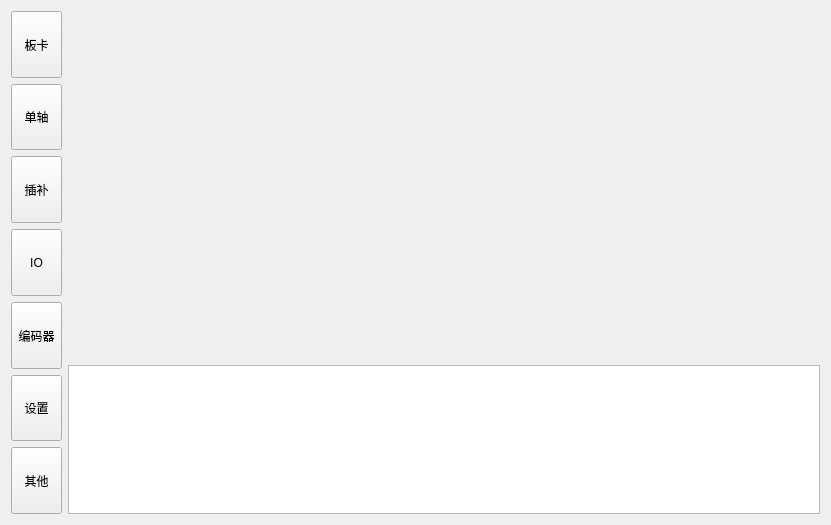
whisper512/GTS, file GTSController/GTSControllerWidget.ui: the form before one commit.
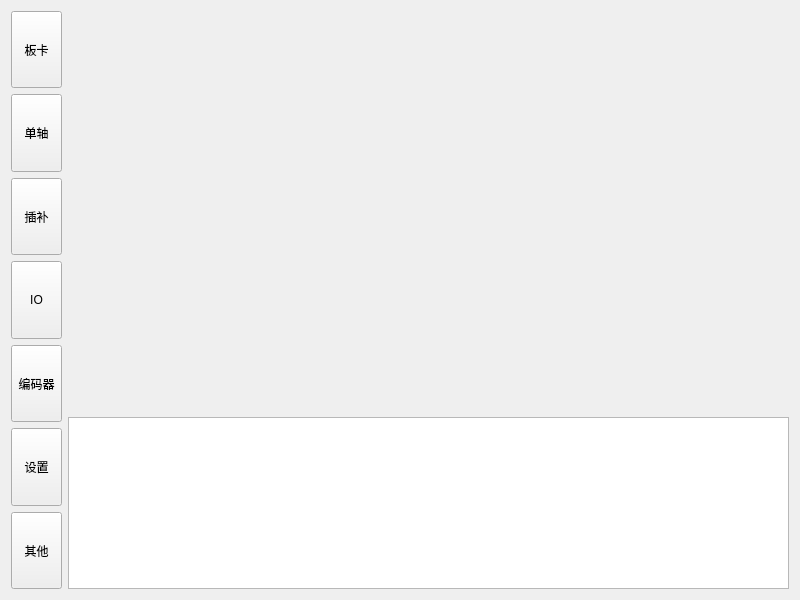
The form after the commit.

What changed in the file:
```diff
--- a/GTSController/GTSControllerWidget.ui
+++ b/GTSController/GTSControllerWidget.ui
@@ -6,8 +6,8 @@
    <rect>
     <x>0</x>
     <y>0</y>
-    <width>831</width>
-    <height>525</height>
+    <width>800</width>
+    <height>600</height>
    </rect>
   </property>
   <property name="windowTitle">
```
